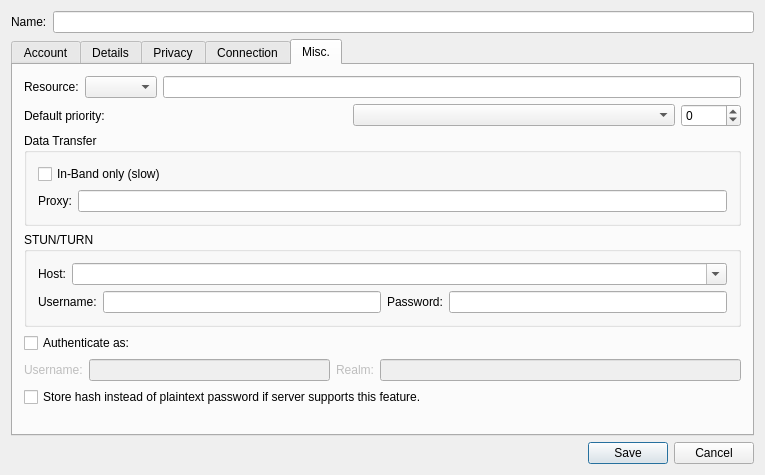
Before: the Qt Designer form src/accountmodify.ui in psi-im/psi, drawn with Qt 5.
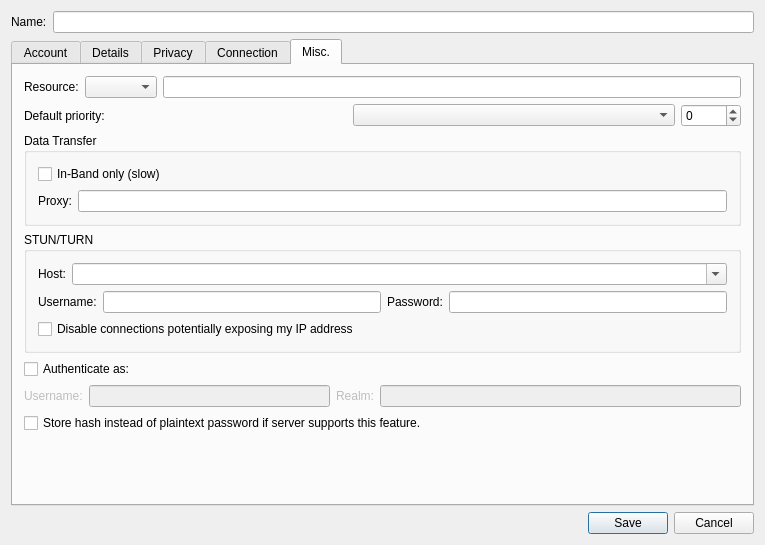
After: the same form once the commit is applied. The open tabs and pages were chosen to show the change. Custom widgets are drawn as their Qt base class.

Commit message: Introduced an account option to disable direct connections and connections though 3rtparty TURNs

Diff of the .ui file:
```diff
--- a/src/accountmodify.ui
+++ b/src/accountmodify.ui
@@ -7,7 +7,7 @@
     <x>0</x>
     <y>0</y>
     <width>765</width>
-    <height>475</height>
+    <height>545</height>
    </rect>
   </property>
   <property name="windowTitle">
@@ -971,6 +971,16 @@
             </item>
            </layout>
           </item>
+          <item>
+           <widget class="QCheckBox" name="cb_onlyMyTurn">
+            <property name="toolTip">
+             <string>&lt;html&gt;&lt;head/&gt;&lt;body&gt;&lt;p&gt;This option disables peer-to-peer connections and also connections to TURN servers provided by the other peer.&lt;/p&gt;&lt;p&gt;&lt;span style=&quot; font-weight:600;&quot;&gt;Warning: &lt;/span&gt;While this hides your IP address, it makes the connection impossible if TURN server options above are invalid or empty.&lt;/p&gt;&lt;/body&gt;&lt;/html&gt;</string>
+            </property>
+            <property name="text">
+             <string>Disable connections potentially exposing my IP address</string>
+            </property>
+           </widget>
+          </item>
          </layout>
         </widget>
        </item>
```
Left out of the diff: 288 changed lines with no effect on the pictures. The commit also changes 9 other files.
